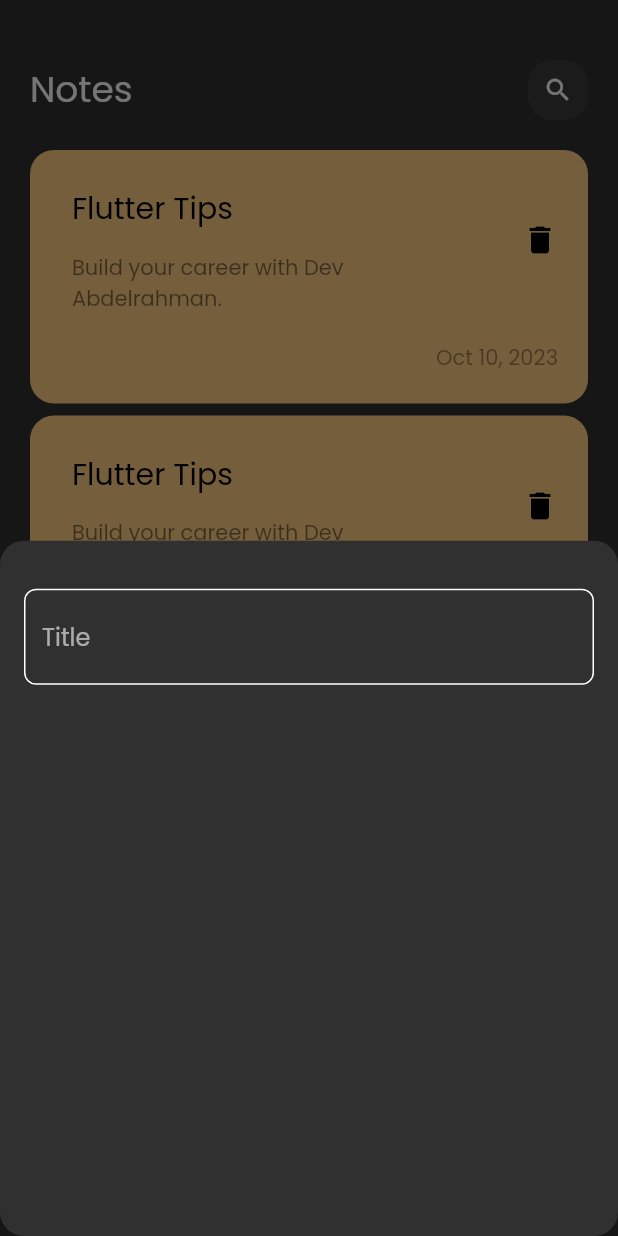
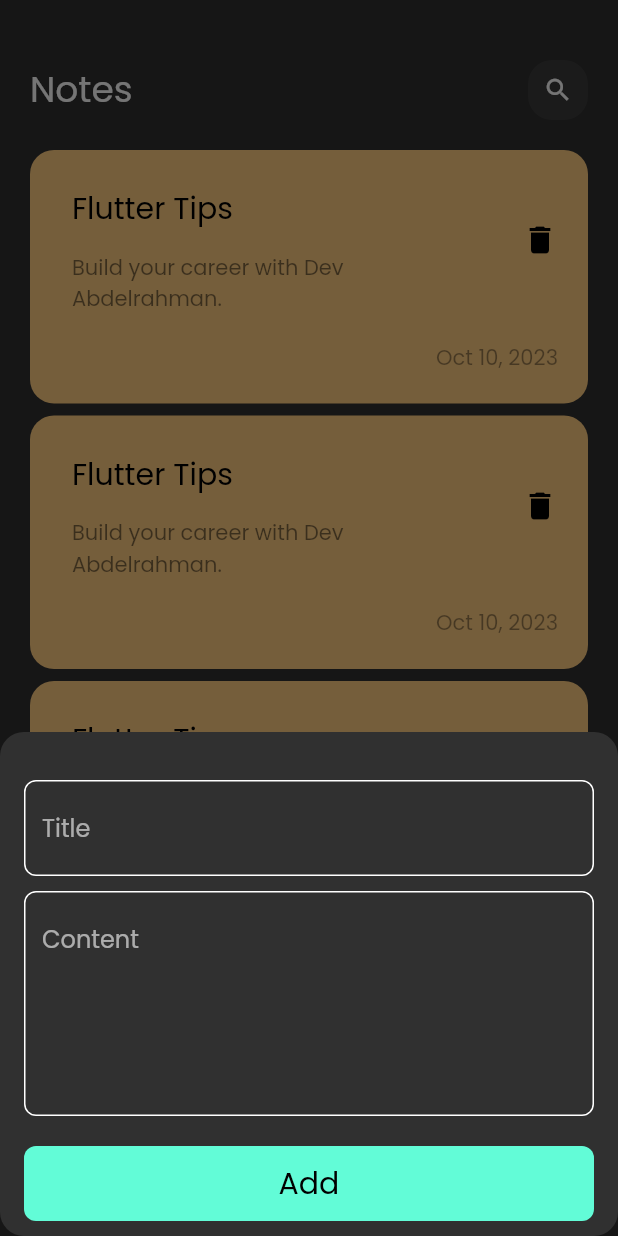
Before and after one commit to abdelrahmanm27/notes_app, a Flutter app: the screen it shows after launch, after a tap on the "add" icon, on a phone screen of 412 x 824 dp. Run offline on Flutter 3.47's test engine with Material 2 defaults, Android fonts, the phone set to English and light mode, and no system bars.

Commit message:
add fields & button to notes bottom sheet

```diff
--- a/lib/widgets/add_notes_bottom_sheet.dart
+++ b/lib/widgets/add_notes_bottom_sheet.dart
@@ -1,6 +1,7 @@
-// ignore_for_file: use_key_in_widget_constructors, prefer_const_constructors, prefer_const_literals_to_create_immutables
+// ignore_for_file: use_key_in_widget_constructors, prefer_const_constructors, prefer_const_literals_to_create_immutables, sized_box_for_whitespace
 
 import 'package:flutter/material.dart';
+import 'package:notes_app/widgets/custom_button.dart';
 import 'package:notes_app/widgets/custom_text_field.dart';
 
 class AddNoteBottomSheet extends StatelessWidget {
@@ -8,11 +9,31 @@ class AddNoteBottomSheet extends StatelessWidget {
   Widget build(BuildContext context) {
     return Padding(
       padding: const EdgeInsets.symmetric(horizontal: 16.0),
-      child: Column(
-        children: [
-          SizedBox(height: 32,),
-          CustomTextField(),
-        ],
+      child: SingleChildScrollView(
+        child: Column(
+          children: [
+            SizedBox(
+              height: 32,
+            ),
+            CustomTextField(
+              hintText: 'Title',
+            ),
+            SizedBox(
+              height: 10,
+            ),
+            CustomTextField(
+              hintText: 'Content',
+              maxLines: 5,
+            ),
+            SizedBox(
+              height: 20,
+            ),
+            CustomButton(),
+            SizedBox(
+              height: 10,
+            ),
+          ],
+        ),
       ),
     );
   }
--- /dev/null
+++ b/lib/widgets/custom_button.dart
@@ -0,0 +1,27 @@
+// ignore_for_file: use_key_in_widget_constructors, prefer_const_constructors
+
+import 'package:flutter/material.dart';
+import 'package:notes_app/constants.dart';
+
+class CustomButton extends StatelessWidget {
+  @override
+  Widget build(BuildContext context) {
+    return Container(
+      height: 50,
+      width: MediaQuery.of(context).size.width,
+      decoration: BoxDecoration(
+        borderRadius: BorderRadius.circular(8),
+        color: kPrimaryColor,
+      ),
+      child: Center(
+        child: Text(
+          'Add',
+          style: TextStyle(
+            fontSize: 20,
+            color: Colors.black,
+          ),
+        ),
+      ),
+    );
+  }
+}
--- a/lib/widgets/custom_text_field.dart
+++ b/lib/widgets/custom_text_field.dart
@@ -1,15 +1,20 @@
-// ignore_for_file: prefer_const_constructors, use_key_in_widget_constructors
+// ignore_for_file: prefer_const_constructors, use_key_in_widget_constructors, must_be_immutable
 
 import 'package:flutter/material.dart';
 import 'package:notes_app/constants.dart';
 
 class CustomTextField extends StatelessWidget {
+  CustomTextField({required this.hintText, this.maxLines = 1});
+  String hintText;
+  int maxLines;
+
   @override
   Widget build(BuildContext context) {
     return TextField(
+      maxLines: maxLines,
       cursorColor: kPrimaryColor,
       decoration: InputDecoration(
-        hintText: 'Title',
+        hintText: hintText,
         enabledBorder: buildBorder(),
         focusedBorder: buildBorder(kPrimaryColor),
       ),
```
